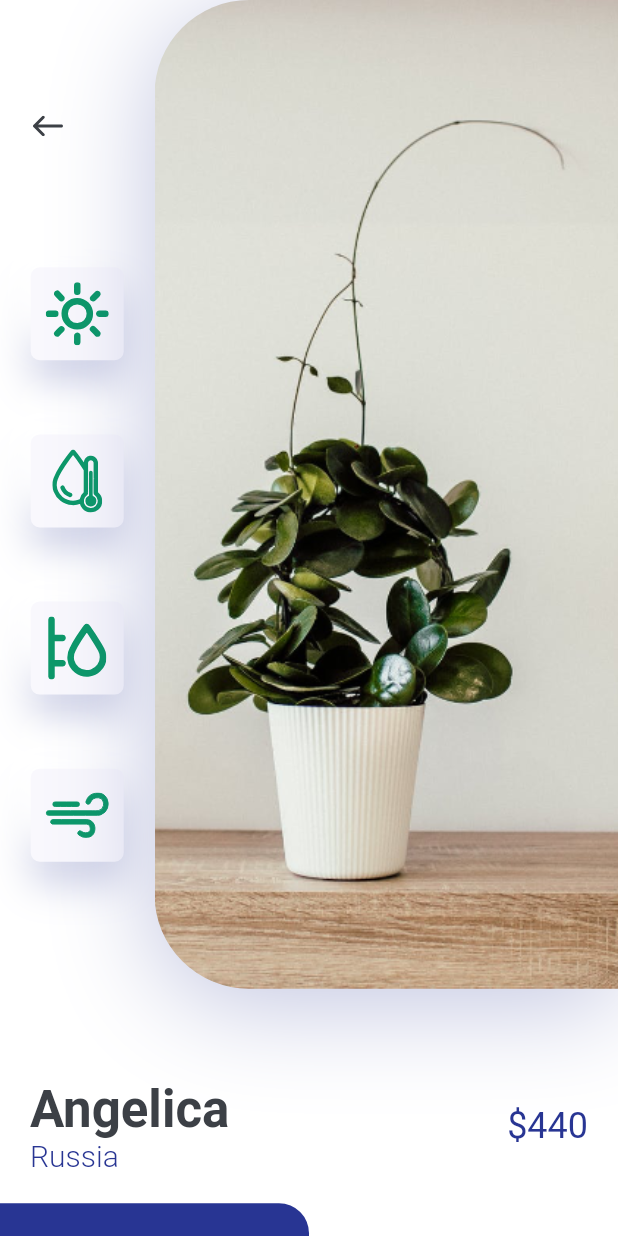
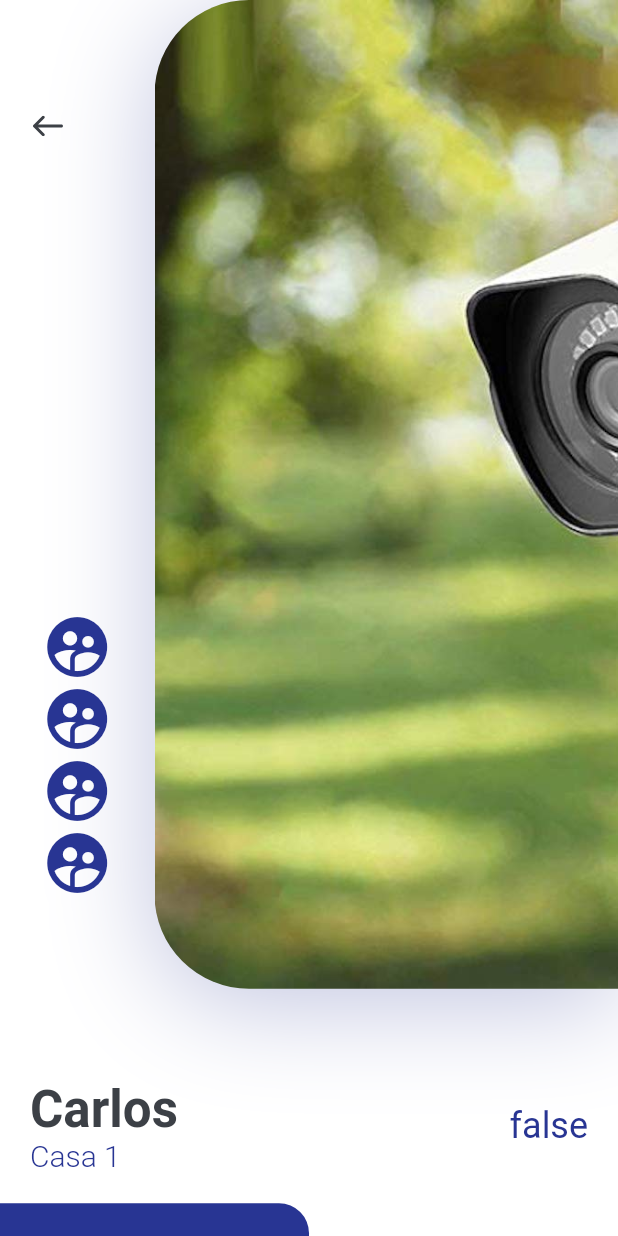
Before and after one commit to JuanJo53/security_iot_system, a Flutter app: the HomeScreen screen opened directly, after a tap on an icon or button, on a phone screen of 412 x 824 dp. Run offline on Flutter 3.47's test engine with Material 2 defaults, Android fonts, the phone set to English and light mode, and no system bars; our stand-ins replace flutter_svg, google_fonts; statements that could not run were skipped.

Commit message:
Ultimas Pantallas

```diff
--- a/lib/Screens/Details/components/body.dart
+++ b/lib/Screens/Details/components/body.dart
@@ -11,7 +11,7 @@ class Body extends StatelessWidget {
       child: Column(
         children: <Widget>[
           ImageAndIcons(size: size),
-          TitleAndPrice(title: "Angelica", country: "Russia", price: 440),
+          TitleAndPrice(title: "Carlos", country: "Casa 1", price: false),
           SizedBox(height: kDefaultPadding),
           Row(
             children: <Widget>[
@@ -27,7 +27,7 @@ class Body extends StatelessWidget {
                   color: kPrimaryColor,
                   onPressed: () {},
                   child: Text(
-                    "Buy Now",
+                    "Encender",
                     style: TextStyle(
                       color: Colors.white,
                       fontSize: 16,
@@ -38,7 +38,7 @@ class Body extends StatelessWidget {
               Expanded(
                 child: FlatButton(
                   onPressed: () {},
-                  child: Text("Description"),
+                  child: Text("Apagar"),
                 ),
               ),
             ],
--- a/lib/Screens/Details/components/image_and_icons.dart
+++ b/lib/Screens/Details/components/image_and_icons.dart
@@ -38,10 +38,30 @@ class ImageAndIcons extends StatelessWidget {
                       ),
                     ),
                     Spacer(),
-                    IconCard(icon: "assets/icons/sun.svg"),
+                    Icon(
+                      Icons.supervised_user_circle,
+                      color: kPrimaryColor,
+                      size: 48.0,
+                    ),
+                    Icon(
+                      Icons.supervised_user_circle,
+                      color: kPrimaryColor,
+                      size: 48.0,
+                    ),
+                    Icon(
+                      Icons.supervised_user_circle,
+                      color: kPrimaryColor,
+                      size: 48.0,
+                    ),
+                    Icon(
+                      Icons.supervised_user_circle,
+                      color: kPrimaryColor,
+                      size: 48.0,
+                    ),
+                    /*IconCard(icon: "assets/icons/sun.svg"),
                     IconCard(icon: "assets/icons/icon_2.svg"),
                     IconCard(icon: "assets/icons/icon_3.svg"),
-                    IconCard(icon: "assets/icons/icon_4.svg"),
+                    IconCard(icon: "assets/icons/icon_4.svg"),*/
                   ],
                 ),
               ),
@@ -64,7 +84,7 @@ class ImageAndIcons extends StatelessWidget {
                 image: DecorationImage(
                   alignment: Alignment.centerLeft,
                   fit: BoxFit.cover,
-                  image: AssetImage("assets/images/img.png"),
+                  image: AssetImage("assets/images/q12w.jpg"),
                 ),
               ),
             ),
--- a/lib/Screens/Details/components/title_and_price.dart
+++ b/lib/Screens/Details/components/title_and_price.dart
@@ -11,7 +11,7 @@ class TitleAndPrice extends StatelessWidget {
   }) : super(key: key);
 
   final String title, country;
-  final int price;
+  final bool price;
 
   @override
   Widget build(BuildContext context) {
@@ -42,7 +42,7 @@ class TitleAndPrice extends StatelessWidget {
           ),
           Spacer(),
           Text(
-            "\$$price",
+            "$price",
             style: Theme.of(context)
                 .textTheme
                 .headline5
--- a/lib/Screens/Home/components/body.dart
+++ b/lib/Screens/Home/components/body.dart
@@ -10,9 +10,7 @@ import 'title_with_more_bbtn.dart';
 class Body extends StatelessWidget {
   @override
   Widget build(BuildContext context) {
-    // It will provie us total height  and width of our screen
     Size size = MediaQuery.of(context).size;
-    // it enable scrolling on small device
     return SingleChildScrollView(
       child: Column(
         crossAxisAlignment: CrossAxisAlignment.start,
--- a/lib/Screens/Home/components/featurred_plants.dart
+++ b/lib/Screens/Home/components/featurred_plants.dart
@@ -13,11 +13,11 @@ class FeaturedPlants extends StatelessWidget {
       child: Row(
         children: <Widget>[
           FeaturePlantCard(
-            image: "assets/images/bottom_img_1.png",
+            image: "assets/images/q12w.jpg",
             press: () {},
           ),
           FeaturePlantCard(
-            image: "assets/images/bottom_img_2.png",
+            image: "assets/images/q12w.jpg",
             press: () {},
           ),
         ],
--- a/lib/Screens/Home/components/header_with_seachbox.dart
+++ b/lib/Screens/Home/components/header_with_seachbox.dart
@@ -16,7 +16,6 @@ class HeaderWithSearchBox extends StatelessWidget {
   Widget build(BuildContext context) {
     return Container(
       margin: EdgeInsets.only(bottom: kDefaultPadding * 2.5),
-      // It will cover 20% of our total height
       height: size.height * 0.2,
       child: Stack(
         children: <Widget>[
--- a/lib/Screens/Home/components/recomend_plants.dart
+++ b/lib/Screens/Home/components/recomend_plants.dart
@@ -15,7 +15,7 @@ class RecomendsPlants extends StatelessWidget {
       child: Row(
         children: <Widget>[
           RecomendPlantCard(
-            image: "assets/images/image_1.png",
+            image: "assets/images/q12w.jpg",
             title: "DEP 1",
             country: "Casa",
             price: true,
@@ -29,7 +29,7 @@ class RecomendsPlants extends StatelessWidget {
             },
           ),
           RecomendPlantCard(
-            image: "assets/images/image_2.png",
+            image: "assets/images/q12w.jpg",
             title: "DEP 2",
             country: "Hotel",
             price: false,
@@ -43,7 +43,7 @@ class RecomendsPlants extends StatelessWidget {
             },
           ),
           RecomendPlantCard(
-            image: "assets/images/image_3.png",
+            image: "assets/images/q12w.jpg",
             title: "DEP 3",
             country: "Cama 2",
             price: true,
--- a/lib/Screens/Home/home_screen.dart
+++ b/lib/Screens/Home/home_screen.dart
@@ -7,12 +7,12 @@ class HomeScreen extends StatelessWidget {
   @override
   Widget build(BuildContext context) {
     return Scaffold(
+
       appBar: buildAppBar(),
       body: Body(),
       bottomNavigationBar: MyBottomNavBar(),
     );
   }
-
   AppBar buildAppBar() {
     return AppBar(
       elevation: 0,
```
Also changed, not shown: assets/images/q12w.jpg (added).
